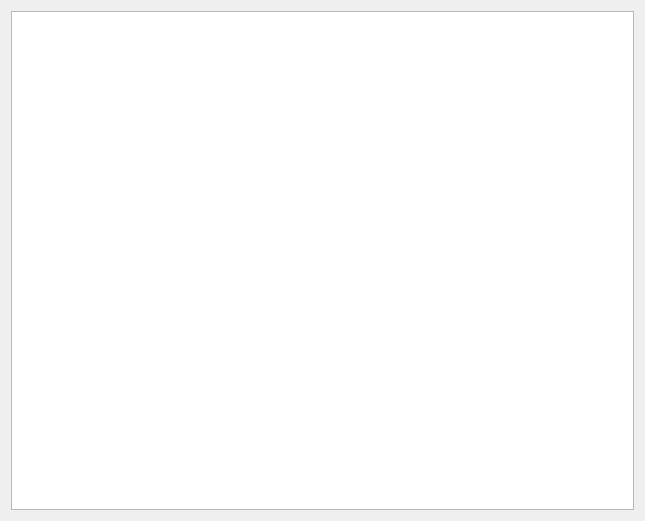
chowooseoung/cwsmt, file scripts/room/gui/ui/main.ui: the form before one commit.
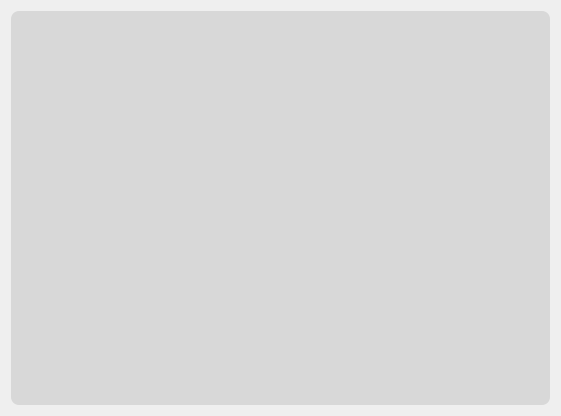
The form after the commit.

Patch:
```diff
--- a/scripts/room/gui/ui/main.ui
+++ b/scripts/room/gui/ui/main.ui
@@ -6,8 +6,8 @@
    <rect>
     <x>0</x>
     <y>0</y>
-    <width>645</width>
-    <height>521</height>
+    <width>561</width>
+    <height>416</height>
    </rect>
   </property>
   <property name="windowTitle">
@@ -15,7 +15,28 @@
   </property>
   <layout class="QHBoxLayout" name="horizontalLayout">
    <item>
-    <widget class="QListWidget" name="listWidget"/>
+    <widget class="QListWidget" name="listWidget">
+     <property name="styleSheet">
+      <string notr="true">#listWidget {
+	background-color:rgba(0, 0, 0, 0.1);
+	border:none;
+	border-radius:8px;
+}
+</string>
+     </property>
+     <property name="autoScroll">
+      <bool>false</bool>
+     </property>
+     <property name="movement">
+      <enum>QListView::Static</enum>
+     </property>
+     <property name="resizeMode">
+      <enum>QListView::Adjust</enum>
+     </property>
+     <property name="viewMode">
+      <enum>QListView::IconMode</enum>
+     </property>
+    </widget>
    </item>
   </layout>
  </widget>
```
